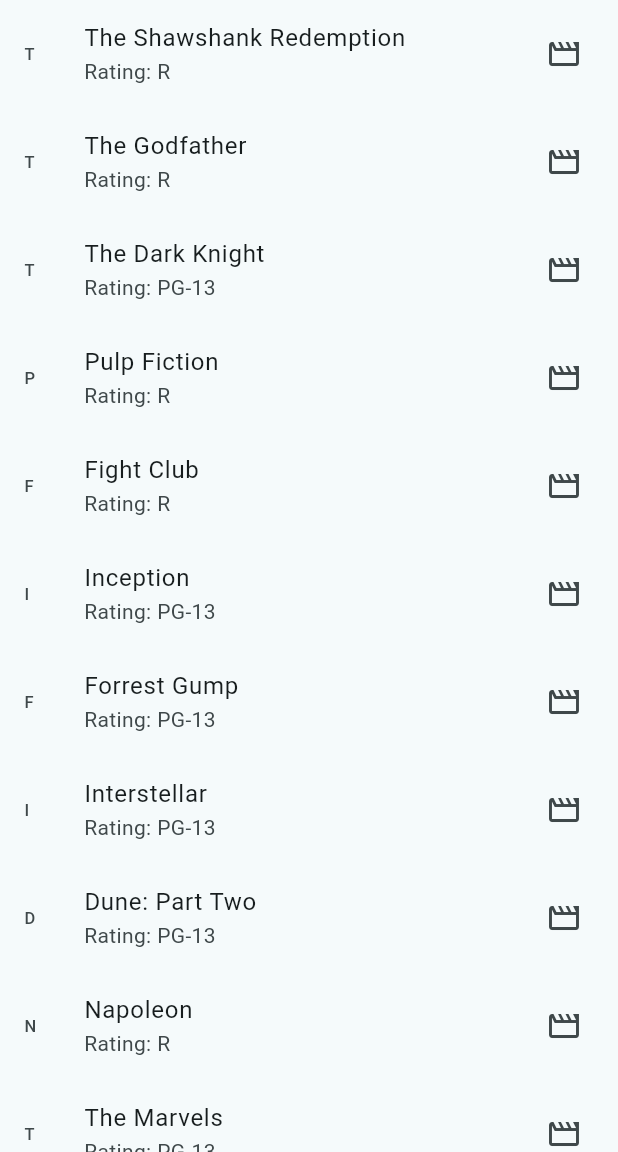
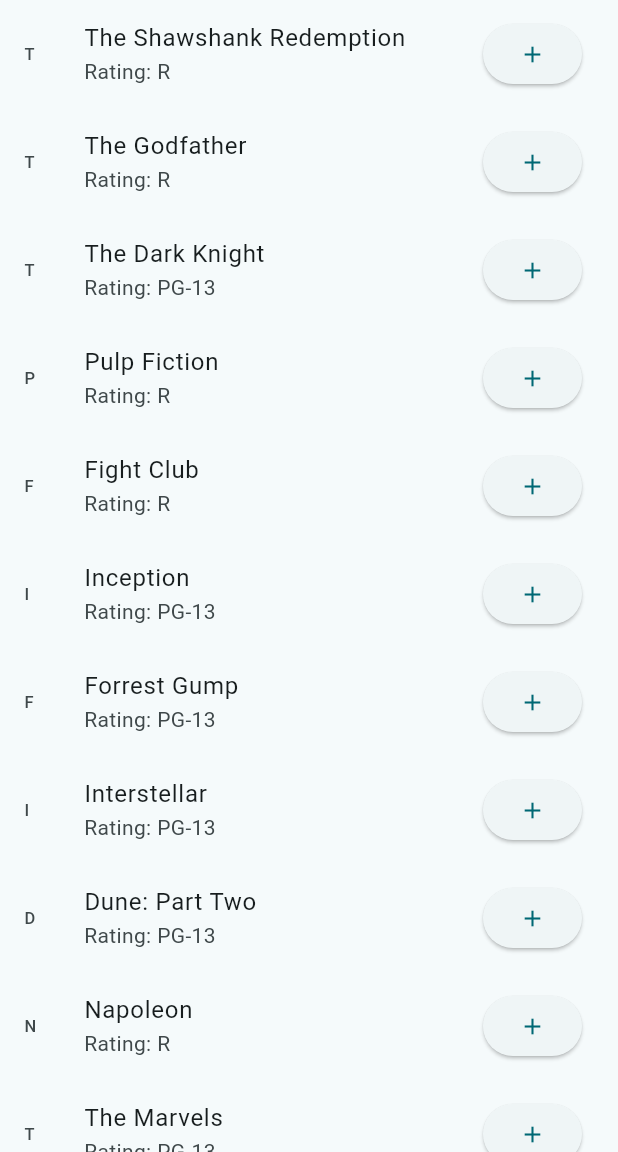
Before and after one commit to mahdawemghr/movie_app, a Flutter app: the screen it shows after launch, on a phone screen of 412 x 824 dp, the part 84-1236 px from its top. Run offline on Flutter 3.47's test engine with Material 3 defaults, Android fonts, the phone set to English and light mode, and no system bars.

Commit message:
need fix

```diff
--- a/lib/main.dart
+++ b/lib/main.dart
@@ -57,10 +57,11 @@ class HomeState extends State<Home> {
             return ListTile(
               title: Text(movieData.movieList[index].title),
               leading: Text(movieData.movieList[index].title[0]),
-              subtitle: Text(
-                "Rating: ${movieData.movieList[index].rated}",
+              subtitle: Text("Rating: ${movieData.movieList[index].rated}"),
+              trailing: ElevatedButton(
+                onPressed: () {},
+                child: Icon(Icons.add),
               ),
-              trailing: Icon(Icons.movie_outlined),
             );
             // return Card(child: Center(child: Text(movies[index])));
           },
```
